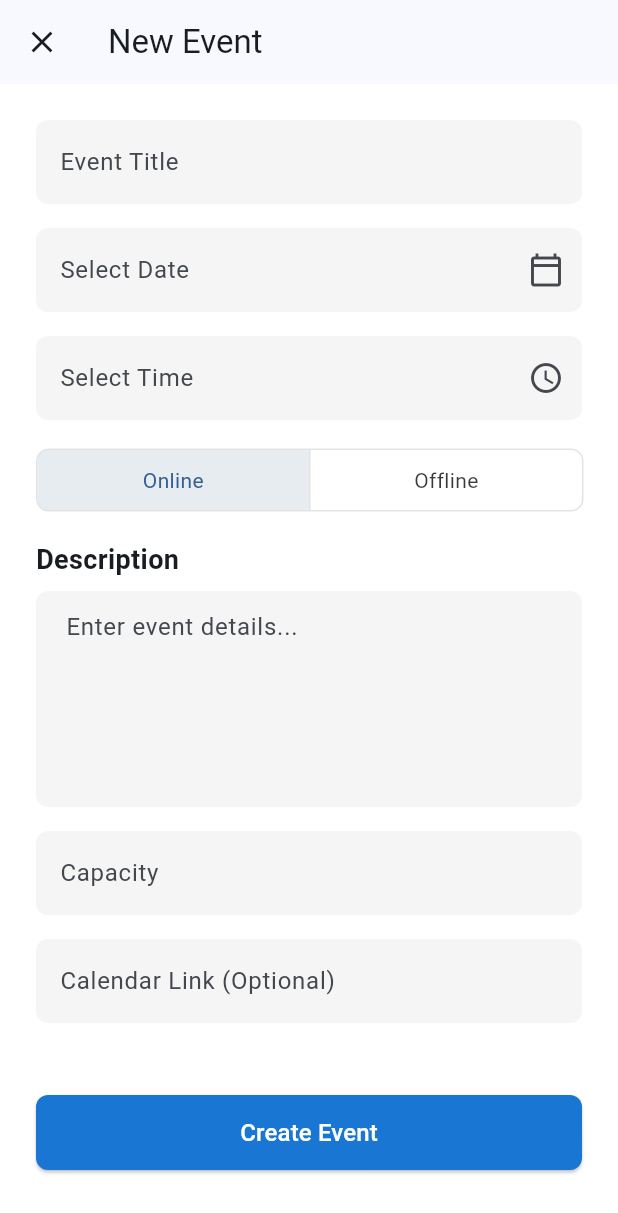
After one commit to AziidanNg/Application-Development-KNOWA, a Flutter app: the AdminCreateEventScreen screen opened directly, on a phone screen of 412 x 824 dp. The commit adds this screen. Shown: the top 1213 px of the screen. Run offline on Flutter 3.47's test engine with Material 3 defaults, Android fonts, the phone set to English and light mode, and no system bars; our stand-ins replace flutter_secure_storage, jwt_decoder; accounts and stored records are empty.

Commit message:
backend update create event form

```diff
--- a/knowa_frontend/lib/models/event.dart
+++ b/knowa_frontend/lib/models/event.dart
@@ -7,6 +7,7 @@ class Event {
   final String description;
   final String location;
   final DateTime startTime;
+  final DateTime endTime; // <-- THE MISSING FIELD
   final String imageUrl;
   final String organizerUsername;
 
@@ -16,6 +17,7 @@ class Event {
     required this.description,
     required this.location,
     required this.startTime,
+    required this.endTime, // <-- ADDED TO CONSTRUCTOR
     required this.imageUrl,
     required this.organizerUsername,
   });
@@ -41,6 +43,7 @@ class Event {
       description: json['description'],
       location: json['location'],
       startTime: DateTime.parse(json['start_time']),
+      endTime: DateTime.parse(json['end_time']), // <-- ADD THIS LINE
       imageUrl: getFullImageUrl(json['event_image']),
       organizerUsername: json['organizer_username'] ?? 'Unknown',
     );
--- /dev/null
+++ b/knowa_frontend/lib/screens/admin_create_event_screen.dart
@@ -0,0 +1,183 @@
+import 'package:flutter/material.dart';
+import 'package:intl/intl.dart';
+
+class AdminCreateEventScreen extends StatefulWidget {
+  const AdminCreateEventScreen({super.key});
+
+  @override
+  State<AdminCreateEventScreen> createState() => _AdminCreateEventScreenState();
+}
+
+class _AdminCreateEventScreenState extends State<AdminCreateEventScreen> {
+  final _formKey = GlobalKey<FormState>();
+  final _titleController = TextEditingController();
+  final _descriptionController = TextEditingController();
+  final _capacityController = TextEditingController();
+  final _calendarLinkController = TextEditingController();
+
+  DateTime? _selectedDate;
+  TimeOfDay? _selectedTime;
+  bool _isOnline = true; // For the "Online/Offline" toggle
+
+  // Function to show the Date Picker
+  Future<void> _selectDate(BuildContext context) async {
+    final DateTime? picked = await showDatePicker(
+      context: context,
+      initialDate: _selectedDate ?? DateTime.now(),
+      firstDate: DateTime.now(),
+      lastDate: DateTime(2101),
+    );
+    if (picked != null && picked != _selectedDate) {
+      setState(() {
+        _selectedDate = picked;
+      });
+    }
+  }
+
+  // Function to show the Time Picker
+  Future<void> _selectTime(BuildContext context) async {
+    final TimeOfDay? picked = await showTimePicker(
+      context: context,
+      initialTime: _selectedTime ?? TimeOfDay.now(),
+    );
+    if (picked != null && picked != _selectedTime) {
+      setState(() {
+        _selectedTime = picked;
+      });
+    }
+  }
+
+  @override
+  Widget build(BuildContext context) {
+    return Scaffold(
+      appBar: AppBar(
+        title: const Text('New Event'),
+        leading: IconButton(
+          icon: const Icon(Icons.close),
+          onPressed: () => Navigator.of(context).pop(),
+        ),
+      ),
+      body: SingleChildScrollView(
+        padding: const EdgeInsets.all(24.0),
+        child: Form(
+          key: _formKey,
+          child: Column(
+            crossAxisAlignment: CrossAxisAlignment.start,
+            children: [
+              // Event Title
+              TextFormField(
+                controller: _titleController,
+                decoration: _buildInputDecoration(hint: 'Event Title'),
+                validator: (value) => value == null || value.isEmpty ? 'Please enter a title' : null,
+              ),
+              const SizedBox(height: 16),
+
+              // Date Picker
+              TextFormField(
+                readOnly: true,
+                decoration: _buildInputDecoration(
+                  hint: _selectedDate == null ? 'Select Date' : DateFormat('yyyy-MM-dd').format(_selectedDate!),
+                  icon: Icons.calendar_today_outlined,
+                ),
+                onTap: () => _selectDate(context),
+              ),
+              const SizedBox(height: 16),
+
+              // Time Picker
+              TextFormField(
+                readOnly: true,
+                decoration: _buildInputDecoration(
+                  hint: _selectedTime == null ? 'Select Time' : _selectedTime!.format(context),
+                  icon: Icons.access_time_outlined,
+                ),
+                onTap: () => _selectTime(context),
+              ),
+              const SizedBox(height: 16),
+
+              // Online/Offline Toggle
+              ToggleButtons(
+                isSelected: [_isOnline, !_isOnline],
+                onPressed: (index) {
+                  setState(() {
+                    _isOnline = index == 0;
+                  });
+                },
+                borderRadius: BorderRadius.circular(8.0),
+                constraints: BoxConstraints(minWidth: (MediaQuery.of(context).size.width - 50) / 2, minHeight: 40.0),
+                children: const [
+                  Text('Online'),
+                  Text('Offline'),
+                ],
+              ),
+              const SizedBox(height: 16),
+
+              // Description
+              const Text('Description', style: TextStyle(fontSize: 18, fontWeight: FontWeight.bold)),
+              const SizedBox(height: 8),
+              TextFormField(
+                controller: _descriptionController,
+                decoration: _buildInputDecoration(hint: 'Enter event details...').copyWith(
+                  contentPadding: const EdgeInsets.symmetric(horizontal: 16, vertical: 12),
+                ),
+                maxLines: 5,
+                validator: (value) => value == null || value.isEmpty ? 'Please enter a description' : null,
+              ),
+              const SizedBox(height: 16),
+
+              // Capacity
+              TextFormField(
+                controller: _capacityController,
+                decoration: _buildInputDecoration(hint: 'Capacity'),
+                keyboardType: TextInputType.number,
+              ),
+              const SizedBox(height: 16),
+
+              // Calendar Link
+              TextFormField(
+                controller: _calendarLinkController,
+                decoration: _buildInputDecoration(hint: 'Calendar Link (Optional)'),
+                keyboardType: TextInputType.url,
+              ),
+              const SizedBox(height: 16),
+
+              // Visibility (We'll hard-code as "Draft" for now)
+              // ...
+
+              const SizedBox(height: 32),
+
+              // Create Event Button
+              SizedBox(
+                width: double.infinity,
+                height: 50,
+                child: ElevatedButton(
+                  onPressed: () {
+                    // TODO: Connect this to the EventService to create the event
+                  },
+                  style: ElevatedButton.styleFrom(
+                    backgroundColor: Colors.blue.shade700,
+                    shape: RoundedRectangleBorder(borderRadius: BorderRadius.circular(8)),
+                  ),
+                  child: const Text('Create Event', style: TextStyle(fontSize: 16, color: Colors.white)),
+                ),
+              ),
+            ],
+          ),
+        ),
+      ),
+    );
+  }
+
+  // Helper function to build consistent text field styling
+  InputDecoration _buildInputDecoration({required String hint, IconData? icon}) {
+    return InputDecoration(
+      hintText: hint,
+      suffixIcon: icon != null ? Icon(icon) : null,
+      filled: true,
+      fillColor: Colors.grey[100],
+      border: OutlineInputBorder(
+        borderRadius: BorderRadius.circular(8.0),
+        borderSide: BorderSide.none,
+      ),
+    );
+  }
+}
--- a/knowa_frontend/lib/screens/dashboard_screen.dart
+++ b/knowa_frontend/lib/screens/dashboard_screen.dart
@@ -5,6 +5,7 @@ import 'package:knowa_frontend/services/event_service.dart';
 import 'package:intl/intl.dart'; // For formatting dates
 import 'package:knowa_frontend/services/auth_service.dart';
 import 'package:knowa_frontend/screens/login_screen.dart';
+import 'package:knowa_frontend/screens/event_detail_screen.dart';
 
 class DashboardScreen extends StatefulWidget {
   const DashboardScreen({super.key});
@@ -137,10 +138,10 @@ class _DashboardScreenState extends State<DashboardScreen> {
 
     return GestureDetector(
       onTap: () {
-        // TODO: Navigate to EventDetailScreen
-        // Navigator.of(context).push(
-        //   MaterialPageRoute(builder: (context) => EventDetailScreen(event: event)),
-        // );
+         //Navigate to EventDetailScreen
+         Navigator.of(context).push(
+           MaterialPageRoute(builder: (context) => EventDetailScreen(event: event)),
+         );
       },
       child: Container(
         width: 250, // Fixed width for each card
--- a/knowa_frontend/lib/services/event_service.dart
+++ b/knowa_frontend/lib/services/event_service.dart
@@ -32,5 +32,21 @@ class EventService {
     }
   }
 
-  // We will add getEventDetails(int id) here later
+  // Fetches the details for a single event
+Future<Event> getEventDetails(int eventId) async {
+  try {
+    final response = await http.get(Uri.parse('$_baseUrl$eventId/'));
+
+    if (response.statusCode == 200) {
+      // Decode the single event object
+      return Event.fromJson(jsonDecode(utf8.decode(response.bodyBytes)));
+    } else {
+      // Server error
+      throw Exception('Failed to load event details.');
+    }
+  } catch (e) {
+    // Connection error
+    throw Exception('Connection failed: ${e.toString()}');
+  }
 }
+}
```
Also changed, not shown: knowa_frontend/lib/screens/admin_dashboard_screen.dart (+8 -1 lines), knowa_frontend/lib/screens/admin_manage_events_screen.dart (added, +72 -0 lines), knowa_frontend/lib/screens/event_detail_screen.dart (added, +136 -0 lines), 3 other files.
